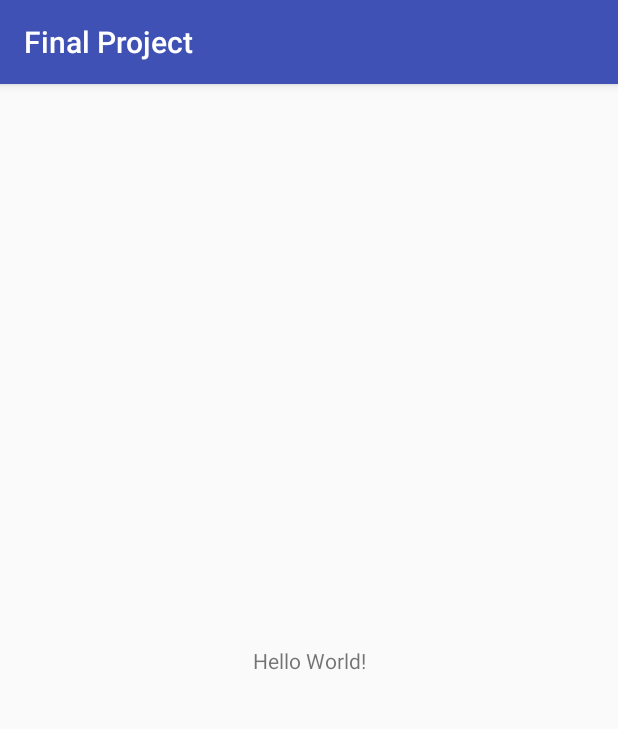
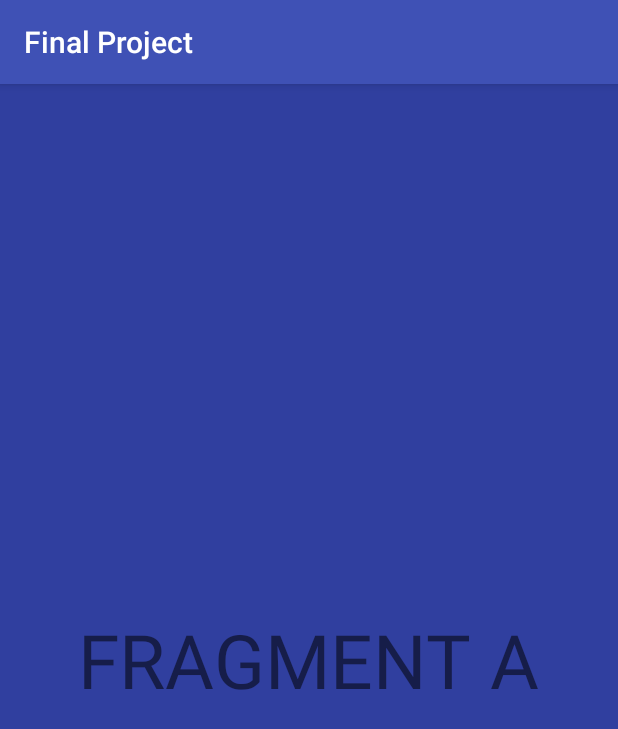
Before and after one commit to BorisKunda/BORISFinalProject, an Android app: the screen it shows after launch (MainActivity), on a phone screen of 412 x 824 dp. Shown: the top 729 px of the screen. Run offline under Robolectric (Android 15) with nearby library versions, the phone set to English and light mode, and no system bars.

Commit message:
project main frame

```diff
--- a/app/src/main/AndroidManifest.xml
+++ b/app/src/main/AndroidManifest.xml
@@ -2,20 +2,31 @@
 <manifest xmlns:android="http://schemas.android.com/apk/res/android"
     package="com.happytrees.finalproject">
 
+    <!--permissions-->
+    <uses-permission android:name="android.permission.INTERNET" />
+    <uses-permission android:name="android.permission.ACCESS_FINE_LOCATION" />
+    <uses-permission android:name="android.permission.ACCESS_COARSE_LOCATION"/>
+
     <application
+        android:name="com.orm.SugarApp"
         android:allowBackup="true"
         android:icon="@mipmap/ic_launcher"
         android:label="@string/app_name"
         android:roundIcon="@mipmap/ic_launcher_round"
         android:supportsRtl="true"
         android:theme="@style/AppTheme">
-        <activity android:name=".MainActivity">
+        <meta-data android:name="DATABASE" android:value="favourites.db" /><!--database name-->
+        <meta-data android:name="VERSION" android:value="1" /><!--database version-->
+        <meta-data android:name="QUERY_LOG" android:value="true" />
+        <meta-data android:name="DOMAIN_PACKAGE_NAME" android:value="com.happytrees.finalproject" /><!--package name-->
+        <activity android:name=".activity.MainActivity">
             <intent-filter>
                 <action android:name="android.intent.action.MAIN" />
 
                 <category android:name="android.intent.category.LAUNCHER" />
             </intent-filter>
         </activity>
+        <meta-data android:name="com.google.android.geo.API_KEY" android:value="AIzaSyDTLvyt5Cry0n5eJDXWJNTluMHRuDYYc5s"/><!--GOOGLE API KEY-->
     </application>
 
 </manifest>
--- a/app/src/main/java/com/happytrees/finalproject/MainActivity.java
+++ /dev/null
@@ -1,13 +0,0 @@
-package com.happytrees.finalproject;
-
-import android.support.v7.app.AppCompatActivity;
-import android.os.Bundle;
-
-public class MainActivity extends AppCompatActivity {
-
-    @Override
-    protected void onCreate(Bundle savedInstanceState) {
-        super.onCreate(savedInstanceState);
-        setContentView(R.layout.activity_main);
-    }
-}
--- /dev/null
+++ b/app/src/main/java/com/happytrees/finalproject/activity/MainActivity.java
@@ -0,0 +1,50 @@
+package com.happytrees.finalproject.activity;
+
+import android.support.v4.app.FragmentManager;
+import android.support.v7.app.AppCompatActivity;
+import android.os.Bundle;
+import android.widget.LinearLayout;
+
+import com.happytrees.finalproject.R;
+import com.happytrees.finalproject.fragments.FragmentA;
+import com.happytrees.finalproject.fragments.FragmentB;
+
+public class MainActivity extends AppCompatActivity {
+
+    @Override
+    protected void onCreate(Bundle savedInstanceState) {
+        super.onCreate(savedInstanceState);
+        setContentView(R.layout.activity_main);
+
+        //INIT FRAGMENT A
+        FragmentA fragmentA = new FragmentA();//generate a new Fragment
+        FragmentManager fragmentManager = getSupportFragmentManager();//call the Fragment Manager
+        fragmentManager.beginTransaction().replace(R.id.MainContainer, fragmentA).commit();//add the fragment to the layout
+
+
+
+        if(isTablet())//means device used xlarge xml layout of MainActivity,due to device large screen(tablet)
+        {
+            //INIT FRAGMENT B
+            FragmentB fragmentB = new FragmentB();
+
+            fragmentManager.beginTransaction().replace (R.id.ExtraContainer, fragmentB).commit();//we add FragmentB only to sub layout of xlarge MainActivity called ExtraContainer ,and only if its not null(its null if device detected normal size screen)
+        }
+
+
+    }
+
+
+
+    public boolean isTablet() {//METHOD CHECKS IF DEVICE HAS XLARGE SCREEN.IF IT DOES IT PUTS BOTH FRAGMENT A AND B INSIDE SCREEN
+        {
+            boolean isTab = false;
+           LinearLayout ExtraContainer = findViewById(R.id.ExtraContainer);
+            if (ExtraContainer != null)//if device chose xlarge xml layout of MainActivity then its sub layout  ExtraContainer wont be null
+            {
+                isTab = true;
+            }
+            return isTab;
+        }
+    }
+}
--- /dev/null
+++ b/app/src/main/java/com/happytrees/finalproject/fragments/FragmentA.java
@@ -0,0 +1,32 @@
+package com.happytrees.finalproject.fragments;
+
+
+import android.os.Bundle;
+import android.support.v4.app.Fragment;
+import android.view.LayoutInflater;
+import android.view.View;
+import android.view.ViewGroup;
+
+import com.happytrees.finalproject.R;
+
+/**
+ * A simple {@link Fragment} subclass.
+ */
+public class FragmentA extends Fragment {
+
+
+    public FragmentA() {
+        // Required empty public constructor
+    }
+
+
+    @Override
+    public View onCreateView(LayoutInflater inflater, ViewGroup container,
+                             Bundle savedInstanceState) {
+        // Inflate the layout for this fragment
+        View v =  inflater.inflate(R.layout.fragment_a, container, false);
+
+        return v;
+    }
+
+}
--- /dev/null
+++ b/app/src/main/java/com/happytrees/finalproject/fragments/FragmentB.java
@@ -0,0 +1,32 @@
+package com.happytrees.finalproject.fragments;
+
+
+import android.os.Bundle;
+import android.support.v4.app.Fragment;
+import android.view.LayoutInflater;
+import android.view.View;
+import android.view.ViewGroup;
+
+import com.happytrees.finalproject.R;
+
+/**
+ * A simple {@link Fragment} subclass.
+ */
+public class FragmentB extends Fragment {
+
+
+    public FragmentB() {
+        // Required empty public constructor
+    }
+
+
+    @Override
+    public View onCreateView(LayoutInflater inflater, ViewGroup container,
+                             Bundle savedInstanceState) {
+        // Inflate the layout for this fragment
+        View v2 =  inflater.inflate(R.layout.fragment_b, container, false);
+
+        return v2;
+    }
+
+}
--- /dev/null
+++ b/app/src/main/res/layout-xlarge-land/activity_main.xml
@@ -0,0 +1,28 @@
+<?xml version="1.0" encoding="utf-8"?>
+<LinearLayout xmlns:android="http://schemas.android.com/apk/res/android"
+    xmlns:app="http://schemas.android.com/apk/res-auto"
+    xmlns:tools="http://schemas.android.com/tools"
+    android:orientation="horizontal"
+    android:layout_width="match_parent"
+    android:layout_height="match_parent"
+    tools:context="com.happytrees.finalproject.activity.MainActivity">
+
+    <LinearLayout
+        android:orientation="vertical"
+        android:id="@+id/MainContainer"
+        android:layout_width="0dp"
+        android:layout_height="match_parent"
+        android:layout_weight="1">
+
+    </LinearLayout>
+
+    <LinearLayout
+        android:orientation="vertical"
+        android:id="@+id/ExtraContainer"
+        android:layout_width="0dp"
+        android:layout_height="match_parent"
+        android:layout_weight="2">
+
+    </LinearLayout>
+
+</LinearLayout>
--- /dev/null
+++ b/app/src/main/res/layout-xlarge/activity_main.xml
@@ -0,0 +1,28 @@
+<?xml version="1.0" encoding="utf-8"?>
+<LinearLayout xmlns:android="http://schemas.android.com/apk/res/android"
+    xmlns:app="http://schemas.android.com/apk/res-auto"
+    xmlns:tools="http://schemas.android.com/tools"
+    android:orientation="horizontal"
+    android:layout_width="match_parent"
+    android:layout_height="match_parent"
+    tools:context="com.happytrees.finalproject.activity.MainActivity">
+
+    <LinearLayout
+        android:orientation="vertical"
+        android:id="@+id/MainContainer"
+        android:layout_width="0dp"
+        android:layout_height="match_parent"
+        android:layout_weight="1">
+
+    </LinearLayout>
+
+    <LinearLayout
+        android:orientation="vertical"
+        android:id="@+id/ExtraContainer"
+        android:layout_width="0dp"
+        android:layout_height="match_parent"
+        android:layout_weight="1">
+
+    </LinearLayout>
+
+</LinearLayout>
--- a/app/src/main/res/layout/activity_main.xml
+++ b/app/src/main/res/layout/activity_main.xml
@@ -1,18 +1,11 @@
 <?xml version="1.0" encoding="utf-8"?>
-<android.support.constraint.ConstraintLayout xmlns:android="http://schemas.android.com/apk/res/android"
+<LinearLayout xmlns:android="http://schemas.android.com/apk/res/android"
     xmlns:app="http://schemas.android.com/apk/res-auto"
+    android:orientation="vertical"
+    android:id="@+id/MainContainer"
     xmlns:tools="http://schemas.android.com/tools"
     android:layout_width="match_parent"
     android:layout_height="match_parent"
-    tools:context="com.happytrees.finalproject.MainActivity">
+    tools:context="com.happytrees.finalproject.activity.MainActivity">
 
-    <TextView
-        android:layout_width="wrap_content"
-        android:layout_height="wrap_content"
-        android:text="Hello World!"
-        app:layout_constraintBottom_toBottomOf="parent"
-        app:layout_constraintLeft_toLeftOf="parent"
-        app:layout_constraintRight_toRightOf="parent"
-        app:layout_constraintTop_toTopOf="parent" />
-
-</android.support.constraint.ConstraintLayout>
+</LinearLayout>
--- /dev/null
+++ b/app/src/main/res/layout/fragment_a.xml
@@ -0,0 +1,18 @@
+<RelativeLayout xmlns:android="http://schemas.android.com/apk/res/android"
+    xmlns:tools="http://schemas.android.com/tools"
+    android:layout_width="match_parent"
+    android:layout_height="match_parent"
+    android:background="@color/colorPrimaryDark"
+    tools:context="com.happytrees.finalproject.fragments.FragmentA">
+
+    <!-- TODO: Update blank fragment layout -->
+
+    <TextView
+        android:id="@+id/tvA"
+        android:layout_width="wrap_content"
+        android:layout_height="wrap_content"
+        android:layout_centerHorizontal="true"
+        android:layout_centerVertical="true"
+        android:text="FRAGMENT A"
+        android:textSize="50dp" />
+</RelativeLayout>
--- /dev/null
+++ b/app/src/main/res/layout/fragment_b.xml
@@ -0,0 +1,17 @@
+
+<RelativeLayout xmlns:android="http://schemas.android.com/apk/res/android"
+    xmlns:tools="http://schemas.android.com/tools"
+    android:layout_width="match_parent"
+    android:layout_height="match_parent"
+    android:background="@color/colorAccent"
+    tools:context="com.happytrees.finalproject.fragments.FragmentB">
+
+    <TextView
+        android:id="@+id/tvB"
+        android:layout_width="wrap_content"
+        android:layout_height="wrap_content"
+        android:layout_centerHorizontal="true"
+        android:layout_centerVertical="true"
+        android:text="FRAGMENT B"
+        android:textSize="50dp" />
+</RelativeLayout>
--- a/app/src/main/res/values/strings.xml
+++ b/app/src/main/res/values/strings.xml
@@ -1,3 +1,6 @@
 <resources>
     <string name="app_name">Final Project</string>
+
+    <!-- TODO: Remove or change this placeholder text -->
+    <string name="hello_blank_fragment">Hello blank fragment</string>
 </resources>
```
